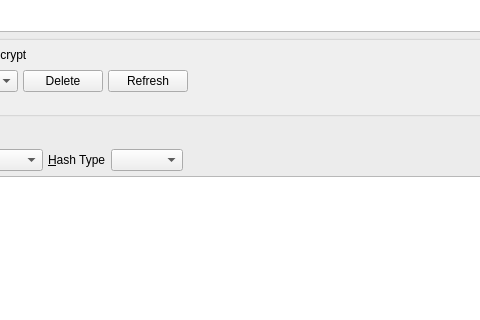
xloem/spot-on-svn, file UI/rosetta.ui: the form before one commit; both pictures show x 112 to 592 and y 156 to 476 of the 800 by 758 pixel window.
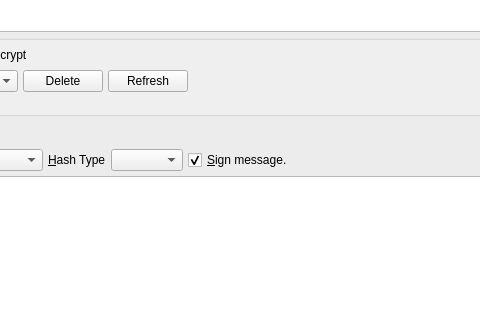
The form after the commit. Icons and pictures are not drawn.

Patch:
```diff
--- a/UI/rosetta.ui
+++ b/UI/rosetta.ui
@@ -240,6 +240,16 @@
             </property>
            </widget>
           </item>
+          <item>
+           <widget class="QCheckBox" name="sign">
+            <property name="text">
+             <string>&amp;Sign message.</string>
+            </property>
+            <property name="checked">
+             <bool>true</bool>
+            </property>
+           </widget>
+          </item>
           <item>
            <spacer name="horizontalSpacer_2">
             <property name="orientation">
```
Left out of the diff: 1 changed line with no effect on the pictures.
